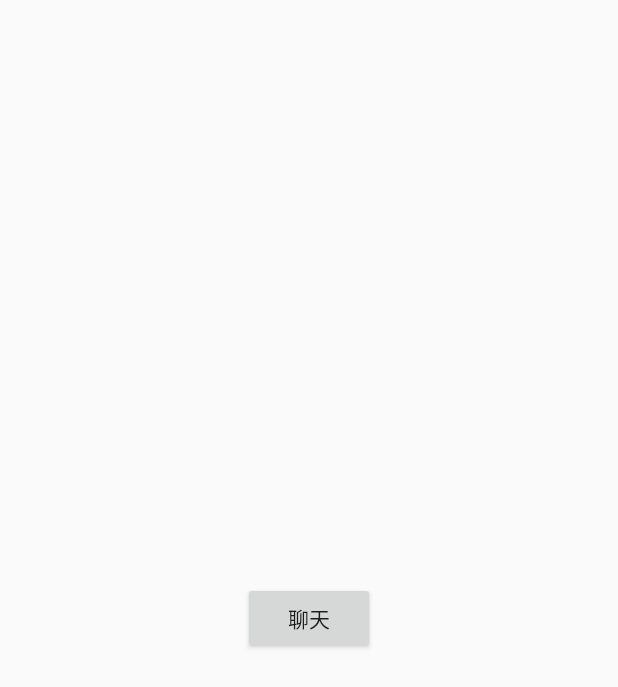
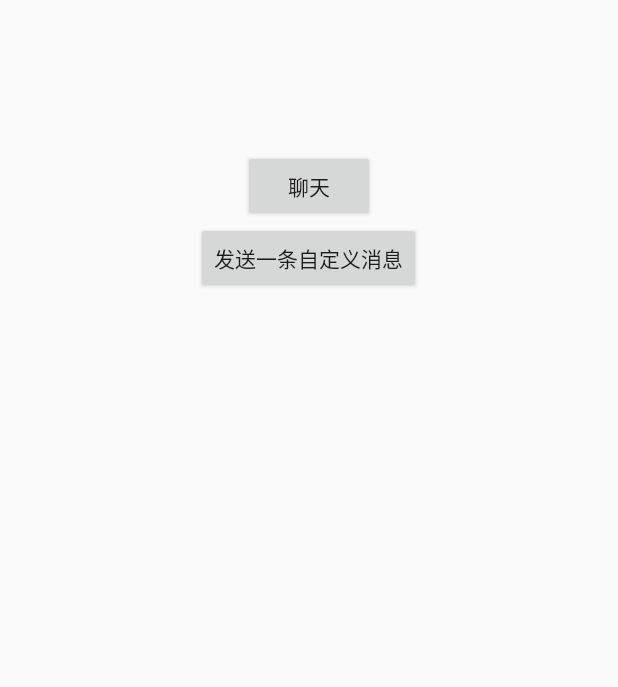
Before and after one commit to lpl0129/quickim, an Android app: the layout activity_main.xml on its own in the app's theme, with its tools: preview values and no code run, on a phone screen of 412 x 824 dp. Shown: the top 687 px of the screen. Run offline under Robolectric (Android 15) with nearby library versions, the phone set to English and light mode, and no system bars.

Commit message:
添加自定义消息

```diff
--- a/app/src/main/res/layout/activity_main.xml
+++ b/app/src/main/res/layout/activity_main.xml
@@ -1,19 +1,24 @@
 <?xml version="1.0" encoding="utf-8"?>
-<android.support.constraint.ConstraintLayout xmlns:android="http://schemas.android.com/apk/res/android"
-    xmlns:app="http://schemas.android.com/apk/res-auto"
+<LinearLayout xmlns:android="http://schemas.android.com/apk/res/android"
     xmlns:tools="http://schemas.android.com/tools"
     android:layout_width="match_parent"
     android:layout_height="match_parent"
+    android:gravity="center_horizontal"
+    android:orientation="vertical"
     tools:context=".MainActivity">
 
     <Button
         android:id="@+id/im_button"
         android:layout_width="wrap_content"
         android:layout_height="wrap_content"
+        android:layout_marginTop="100dp"
         android:text="聊天"
-        app:layout_constraintBottom_toBottomOf="parent"
-        app:layout_constraintLeft_toLeftOf="parent"
-        app:layout_constraintRight_toRightOf="parent"
-        app:layout_constraintTop_toTopOf="parent" />
+         />
+    <Button
+        android:id="@+id/send_im_button"
+        android:layout_width="wrap_content"
+        android:layout_height="wrap_content"
+        android:text="发送一条自定义消息"
+         />
 
-</android.support.constraint.ConstraintLayout>
+</LinearLayout>
```
Also changed, not shown: app/src/main/java/com/lpl/quickim/MainActivity.java (+12 -0 lines), easeui/src/main/java/com/hyphenate/easeui/ui/EaseChatFragment.java (+5 -6 lines), 1 other file.
